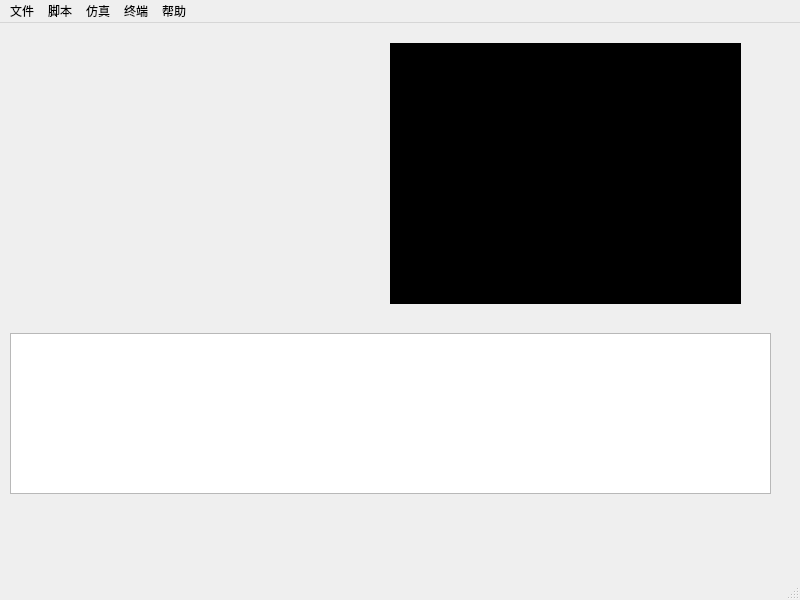
Old version of the form experiment/src/mainpage.ui in the repository creeper12356/guide_software.
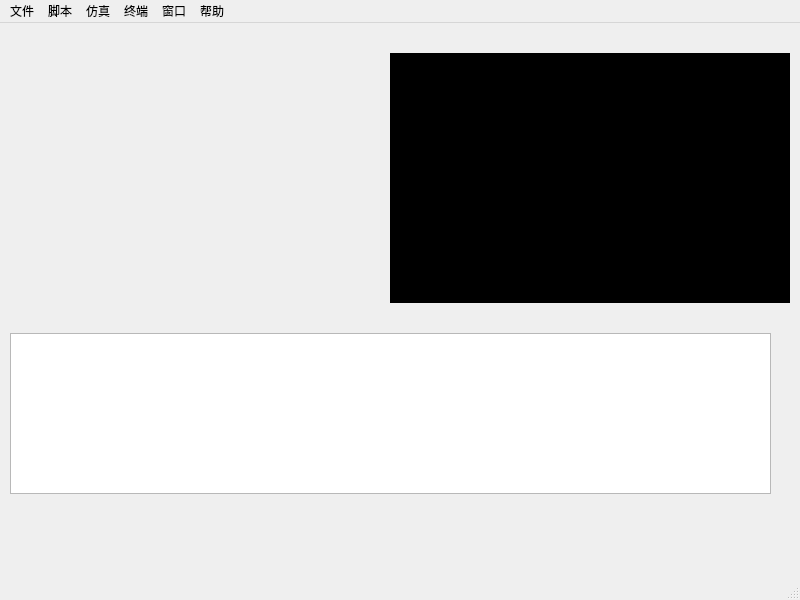
New version of the form. Icons and pictures are not drawn. Custom widgets are drawn as their Qt base class.

What changed in the file:
```diff
--- a/experiment/src/mainpage.ui
+++ b/experiment/src/mainpage.ui
@@ -21,11 +21,23 @@
     <property name="geometry">
      <rect>
       <x>390</x>
-      <y>20</y>
-      <width>351</width>
-      <height>261</height>
+      <y>30</y>
+      <width>400</width>
+      <height>250</height>
      </rect>
     </property>
+    <property name="minimumSize">
+     <size>
+      <width>400</width>
+      <height>250</height>
+     </size>
+    </property>
+    <property name="maximumSize">
+     <size>
+      <width>600</width>
+      <height>400</height>
+     </size>
+    </property>
     <property name="font">
      <font>
       <pointsize>10</pointsize>
@@ -39,7 +51,7 @@
     <property name="geometry">
      <rect>
       <x>30</x>
-      <y>10</y>
+      <y>30</y>
       <width>331</width>
       <height>251</height>
      </rect>
@@ -55,6 +67,16 @@
      </rect>
     </property>
    </widget>
+   <widget class="ImageDisplay" name="image_display" native="true">
+    <property name="geometry">
+     <rect>
+      <x>130</x>
+      <y>40</y>
+      <width>451</width>
+      <height>321</height>
+     </rect>
+    </property>
+   </widget>
   </widget>
   <widget class="QMenuBar" name="menubar">
    <property name="geometry">
@@ -105,10 +127,17 @@
     </property>
     <addaction name="action_terminate"/>
    </widget>
+   <widget class="QMenu" name="menu_6">
+    <property name="title">
+     <string>窗口</string>
+    </property>
+    <addaction name="action_full_screen"/>
+   </widget>
    <addaction name="menu_4"/>
    <addaction name="menu_3"/>
    <addaction name="menu_2"/>
    <addaction name="menu_5"/>
+   <addaction name="menu_6"/>
    <addaction name="menu"/>
   </widget>
   <widget class="QStatusBar" name="statusbar">
@@ -208,6 +237,12 @@
    <header>choicewidget.h</header>
    <container>1</container>
   </customwidget>
+  <customwidget>
+   <class>ImageDisplay</class>
+   <extends>QWidget</extends>
+   <header>imagedisplay.h</header>
+   <container>1</container>
+  </customwidget>
  </customwidgets>
  <resources>
   <include location="../res.qrc"/>
```
Left out of the diff: 8 changed lines with no effect on the pictures.
